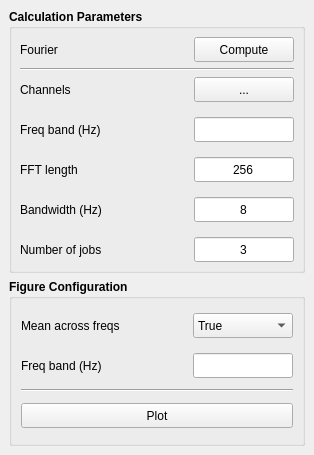
First picture: the form in iEEGTool/gui/ui/csd_multitaper.ui, repository ZhengLiu97/iEEGTool, before the edit.
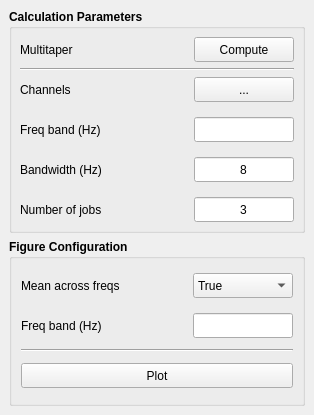
Second picture: the form after the edit.

Commit message: add morlet and multitaper csd

```diff
--- a/iEEGTool/gui/ui/csd_multitaper.ui
+++ b/iEEGTool/gui/ui/csd_multitaper.ui
@@ -7,9 +7,21 @@
     <x>0</x>
     <y>0</y>
     <width>314</width>
-    <height>455</height>
+    <height>415</height>
    </rect>
   </property>
+  <property name="minimumSize">
+   <size>
+    <width>314</width>
+    <height>415</height>
+   </size>
+  </property>
+  <property name="maximumSize">
+   <size>
+    <width>314</width>
+    <height>415</height>
+   </size>
+  </property>
   <property name="font">
    <font>
     <family>Ubuntu</family>
@@ -67,7 +79,7 @@
             </font>
            </property>
            <property name="text">
-            <string>Fourier</string>
+            <string>Multitaper</string>
            </property>
           </widget>
          </item>
@@ -184,31 +196,6 @@
              </property>
             </widget>
            </item>
-           <item>
-            <widget class="QLabel" name="_n_fft_lb">
-             <property name="minimumSize">
-              <size>
-               <width>0</width>
-               <height>25</height>
-              </size>
-             </property>
-             <property name="maximumSize">
-              <size>
-               <width>16777215</width>
-               <height>25</height>
-              </size>
-             </property>
-             <property name="font">
-              <font>
-               <weight>50</weight>
-               <bold>false</bold>
-              </font>
-             </property>
-             <property name="text">
-              <string>FFT length</string>
-             </property>
-            </widget>
-           </item>
            <item>
             <widget class="QLabel" name="_bandwidth_lb">
              <property name="minimumSize">
@@ -264,19 +251,6 @@
            </item>
           </layout>
          </item>
-         <item>
-          <spacer name="horizontalSpacer">
-           <property name="orientation">
-            <enum>Qt::Horizontal</enum>
-           </property>
-           <property name="sizeHint" stdset="0">
-            <size>
-             <width>40</width>
-             <height>20</height>
-            </size>
-           </property>
-          </spacer>
-         </item>
          <item>
           <layout class="QVBoxLayout" name="verticalLayout">
            <property name="spacing">
@@ -335,37 +309,6 @@
              </property>
             </widget>
            </item>
-           <item>
-            <widget class="QLineEdit" name="_fft_le">
-             <property name="minimumSize">
-              <size>
-               <width>100</width>
-               <height>25</height>
-              </size>
-             </property>
-             <property name="maximumSize">
-              <size>
-               <width>100</width>
-               <height>25</height>
-              </size>
-             </property>
-             <property name="font">
-              <font>
-               <weight>50</weight>
-               <bold>false</bold>
-              </font>
-             </property>
-             <property name="focusPolicy">
-              <enum>Qt::ClickFocus</enum>
-             </property>
-             <property name="text">
-              <string>256</string>
-             </property>
-             <property name="alignment">
-              <set>Qt::AlignCenter</set>
-             </property>
-            </widget>
-           </item>
            <item>
             <widget class="QLineEdit" name="_bandwidth_le">
              <property name="minimumSize">
```
The commit also changes 6 other files.
